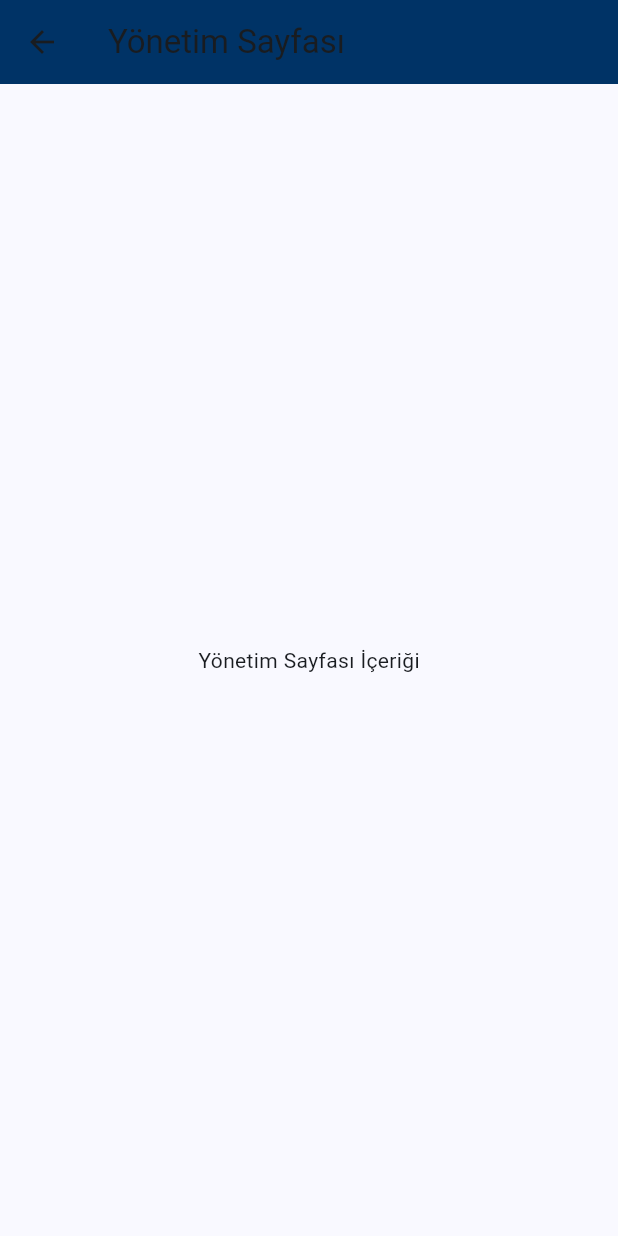
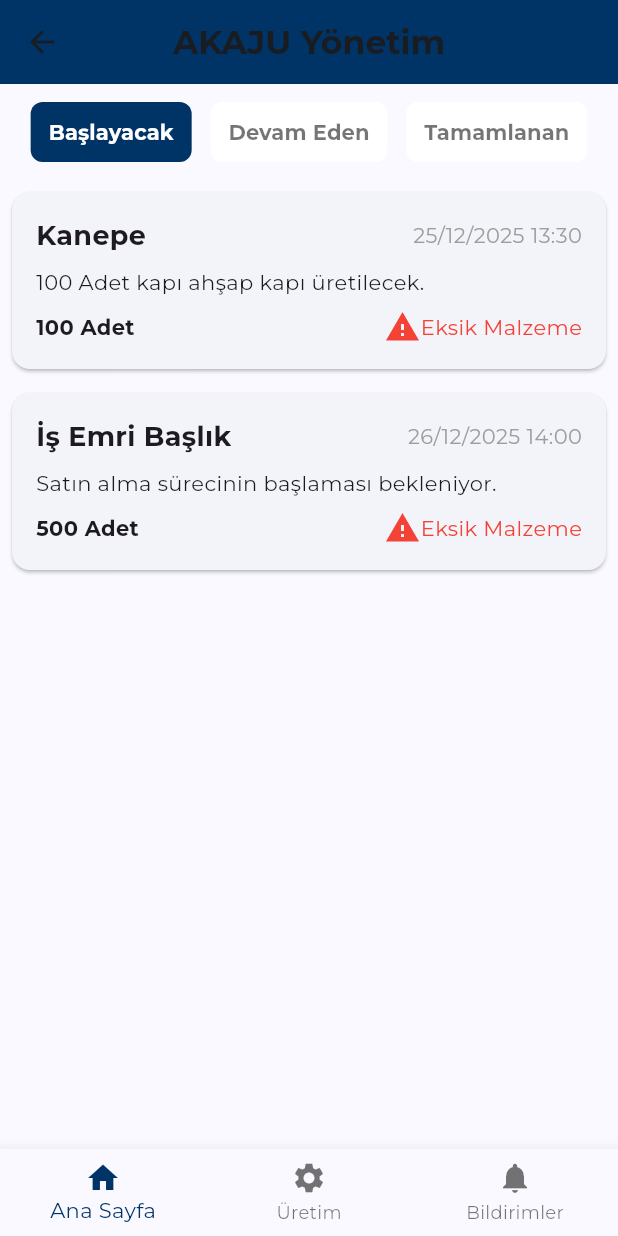
Before and after one commit to hilmidemir/akaju, a Flutter app: the ManagementPage screen opened directly, on a phone screen of 412 x 824 dp. Run offline on Flutter 3.47's test engine with Material 3 defaults, Android fonts, the phone set to English and light mode, and no system bars; our stand-ins replace flutter_screenutil, get, google_fonts.

Commit message:
management page

```diff
--- /dev/null
+++ b/lib/controllers/job_controller.dart
@@ -0,0 +1,25 @@
+import 'package:get/get.dart';
+import '../models/job_model.dart';
+import '../services/job_service.dart';
+
+class JobController extends GetxController {
+  var jobs = <JobModel>[].obs;
+  var isLoading = true.obs;
+  final JobService _jobService = JobService();
+
+  @override
+  void onInit() {
+    fetchJobs();
+    super.onInit();
+  }
+
+  void fetchJobs() async {
+    isLoading(true);
+    try {
+      var fetchedJobs = await _jobService.fetchJobs();
+      jobs.assignAll(fetchedJobs);
+    } finally {
+      isLoading(false);
+    }
+  }
+}
--- /dev/null
+++ b/lib/models/job_model.dart
@@ -0,0 +1,25 @@
+class JobModel {
+  final String title;
+  final String description;
+  final String quantity;
+  final String status;
+  final String date;
+
+  JobModel({
+    required this.title,
+    required this.description,
+    required this.quantity,
+    required this.status,
+    required this.date,
+  });
+
+  factory JobModel.fromJson(Map<String, dynamic> json) {
+    return JobModel(
+      title: json['title'],
+      description: json['description'],
+      quantity: json['quantity'],
+      status: json['status'],
+      date: json['date'],
+    );
+  }
+}
--- a/lib/pages/management_page.dart
+++ /dev/null
@@ -1,14 +0,0 @@
-import 'package:flutter/material.dart';
-
-class ManagementPage extends StatelessWidget {
-  @override
-  Widget build(BuildContext context) {
-    return Scaffold(
-      appBar: AppBar(
-        title: Text('Yönetim Sayfası'),
-        backgroundColor: Color(0xFF003366),
-      ),
-      body: Center(child: Text('Yönetim Sayfası İçeriği')),
-    );
-  }
-}
--- /dev/null
+++ b/lib/services/job_service.dart
@@ -0,0 +1,23 @@
+import '../models/job_model.dart';
+
+class JobService {
+  Future<List<JobModel>> fetchJobs() async {
+    await Future.delayed(Duration(seconds: 1)); // Simüle edilmiş gecikme
+    return [
+      JobModel(
+        title: 'Kanepe',
+        description: '100 Adet kapı ahşap kapı üretilecek.',
+        quantity: '100 Adet',
+        status: 'Eksik Malzeme',
+        date: '25/12/2025 13:30',
+      ),
+      JobModel(
+        title: 'İş Emri Başlık',
+        description: 'Satın alma sürecinin başlaması bekleniyor.',
+        quantity: '500 Adet',
+        status: 'Eksik Malzeme',
+        date: '26/12/2025 14:00',
+      ),
+    ];
+  }
+}
--- a/lib/pages/dashboard_page.dart
+++ b/lib/views/dashboard_page.dart
@@ -1,7 +1,7 @@
 import 'package:flutter/material.dart';
-import 'package:akaju_project/pages/management_page.dart';
-import 'package:akaju_project/pages/production_page.dart';
-import 'package:akaju_project/pages/warehouse_page.dart';
+import 'package:akaju_project/views/management_page.dart';
+import 'package:akaju_project/views/production_page.dart';
+import 'package:akaju_project/views/warehouse_page.dart';
 
 class DashboardPage extends StatelessWidget {
   @override
--- /dev/null
+++ b/lib/views/management_page.dart
@@ -0,0 +1,52 @@
+import 'package:flutter/material.dart';
+import 'package:get/get.dart';
+import '../controllers/job_controller.dart';
+import 'widgets/job_card.dart';
+import 'widgets/tab_button.dart';
+import 'widgets/bottom_nav_bar.dart';
+
+class ManagementPage extends StatelessWidget {
+  final JobController jobController = Get.put(JobController());
+
+  @override
+  Widget build(BuildContext context) {
+    return Scaffold(
+      appBar: AppBar(
+        title: Text('AKAJU Yönetim', style: TextStyle(fontWeight: FontWeight.bold)),
+        backgroundColor: Color(0xFF003366),
+        centerTitle: true,
+      ),
+      body: Column(
+        children: [
+          // Üst Sekmeler
+          Padding(
+            padding: const EdgeInsets.all(8.0),
+            child: Row(
+              mainAxisAlignment: MainAxisAlignment.spaceEvenly,
+              children: [
+                TabButton(title: 'Başlayacak', isActive: true),
+                TabButton(title: 'Devam Eden', isActive: false),
+                TabButton(title: 'Tamamlanan', isActive: false),
+              ],
+            ),
+          ),
+          // İş Emri Kartları
+          Expanded(
+            child: Obx(() {
+              if (jobController.isLoading.value) {
+                return Center(child: CircularProgressIndicator());
+              }
+              return ListView.builder(
+                itemCount: jobController.jobs.length,
+                itemBuilder: (context, index) {
+                  return JobCard(job: jobController.jobs[index]);
+                },
+              );
+            }),
+          ),
+        ],
+      ),
+      bottomNavigationBar: BottomNavBar(),
+    );
+  }
+}
--- /dev/null
+++ b/lib/views/widgets/bottom_nav_bar.dart
@@ -0,0 +1,15 @@
+import 'package:flutter/material.dart';
+
+class BottomNavBar extends StatelessWidget {
+  @override
+  Widget build(BuildContext context) {
+    return BottomNavigationBar(
+      items: [
+        BottomNavigationBarItem(icon: Icon(Icons.home), label: 'Ana Sayfa'),
+        BottomNavigationBarItem(icon: Icon(Icons.settings), label: 'Üretim'),
+        BottomNavigationBarItem(icon: Icon(Icons.notifications), label: 'Bildirimler'),
+      ],
+      selectedItemColor: Color(0xFF003366),
+    );
+  }
+}
--- /dev/null
+++ b/lib/views/widgets/job_card.dart
@@ -0,0 +1,45 @@
+import 'package:flutter/material.dart';
+import '../../models/job_model.dart';
+
+class JobCard extends StatelessWidget {
+  final JobModel job;
+
+  const JobCard({required this.job});
+
+  @override
+  Widget build(BuildContext context) {
+    return Card(
+      margin: EdgeInsets.all(8.0),
+      child: Padding(
+        padding: const EdgeInsets.all(16.0),
+        child: Column(
+          crossAxisAlignment: CrossAxisAlignment.start,
+          children: [
+            Row(
+              mainAxisAlignment: MainAxisAlignment.spaceBetween,
+              children: [
+                Text(job.title, style: TextStyle(fontWeight: FontWeight.bold, fontSize: 18)),
+                Text(job.date, style: TextStyle(color: Colors.grey)),
+              ],
+            ),
+            SizedBox(height: 8),
+            Text(job.description),
+            SizedBox(height: 8),
+            Row(
+              mainAxisAlignment: MainAxisAlignment.spaceBetween,
+              children: [
+                Text(job.quantity, style: TextStyle(fontWeight: FontWeight.bold)),
+                Row(
+                  children: [
+                    Icon(Icons.warning, color: Colors.red),
+                    Text(job.status, style: TextStyle(color: Colors.red)),
+                  ],
+                ),
+              ],
+            ),
+          ],
+        ),
+      ),
+    );
+  }
+}
--- /dev/null
+++ b/lib/views/widgets/tab_button.dart
@@ -0,0 +1,26 @@
+import 'package:flutter/material.dart';
+
+class TabButton extends StatelessWidget {
+  final String title;
+  final bool isActive;
+
+  const TabButton({required this.title, required this.isActive});
+
+  @override
+  Widget build(BuildContext context) {
+    return TextButton(
+      onPressed: () {},
+      child: Text(
+        title,
+        style: TextStyle(
+          fontWeight: FontWeight.bold,
+          color: isActive ? Colors.white : Colors.black54,
+        ),
+      ),
+      style: TextButton.styleFrom(
+        backgroundColor: isActive ? Color(0xFF003366) : Colors.white,
+        shape: RoundedRectangleBorder(borderRadius: BorderRadius.circular(8.0)),
+      ),
+    );
+  }
+}
--- a/pubspec.yaml
+++ b/pubspec.yaml
@@ -30,6 +30,12 @@ environment:
 dependencies:
   flutter:
     sdk: flutter
+
+  get: ^4.6.6
+
+  flutter_screenutil: ^5.9.3
+
+  google_fonts: ^6.2.1
 
   # The following adds the Cupertino Icons font to your application.
   # Use with the CupertinoIcons class for iOS style icons.
```
Also changed, not shown: lib/main.dart (+10 -2 lines), lib/views/login_page.dart (renamed from lib/pages/login_page.dart, +23 -10 lines), lib/views/production_page.dart (renamed from lib/pages/production_page.dart), lib/views/warehouse_page.dart (renamed from lib/pages/warehouse_page.dart), lib/views/widgets/login_button.dart (renamed from lib/widgets/login_button.dart), lib/views/widgets/password_input.dart (renamed from lib/widgets/password_input.dart), lib/views/widgets/user_name_input.dart (renamed from lib/widgets/user_name_input.dart), pubspec.lock, 1 other file.
